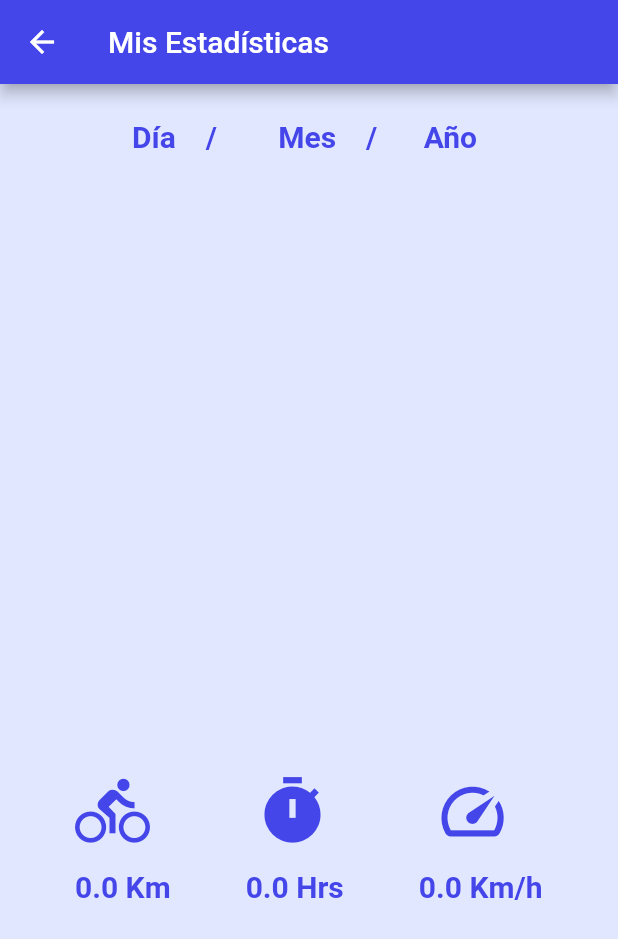
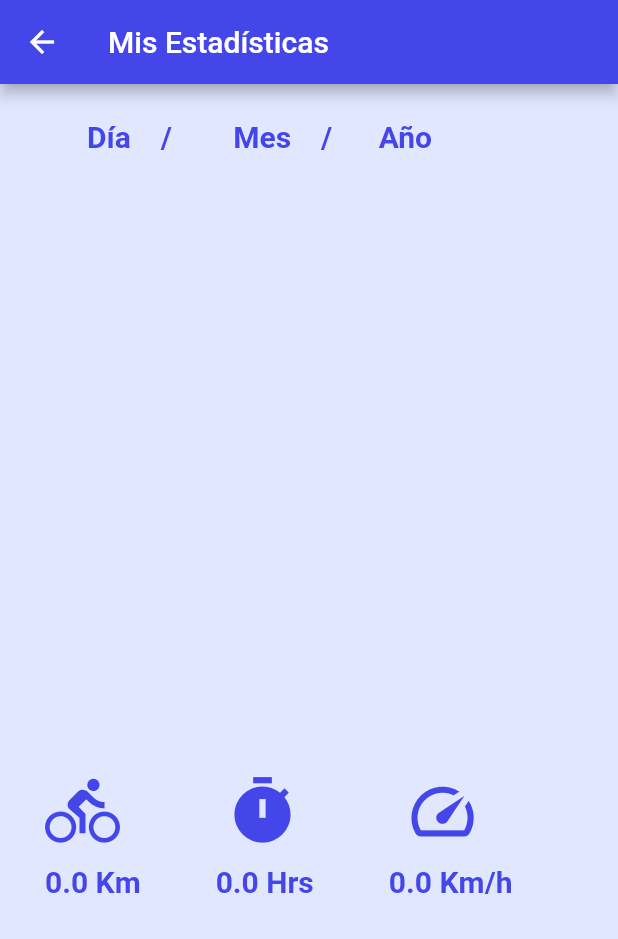
Before and after one commit to TheareDelgado/PrototipoWaze, a Flutter app: the Maps screen opened directly, in the side drawer, after a tap on "Mis Estadísticas", on a phone screen of 412 x 824 dp. Shown: the top 939 px of the screen. Run offline on Flutter 3.47's test engine with Material 2 defaults, Android fonts, the phone set to English and light mode, and no system bars; our stand-ins replace google_maps_flutter; Roboto replaces fonts that are missing (Impact).

Commit message:
Caaaaaaaaambios
<3

```diff
--- a/wazeprototipe/lib/dashboard.dart
+++ b/wazeprototipe/lib/dashboard.dart
@@ -24,7 +24,7 @@
                 child: Row(
                   children: [
                     SizedBox(
-                      width: 80.0,
+                      width: 50.0,
                     ),
                     TextButton(
                       onPressed: () {
@@ -70,7 +70,7 @@
                   child: Row(
                     children: [
                       SizedBox(
-                        width: 50.0,
+                        width: 30.0,
                       ),
                       Icon(
                         Icons.directions_bike_outlined,
@@ -96,11 +96,11 @@
                     ],
                   )),
               SizedBox(
-                  height: 30.0,
+                  height: 20.0,
                   child: Row(
                     children: [
                       SizedBox(
-                        width: 50.0,
+                        width: 30.0,
                       ),
                       Text('0.0 Km',
                           style: TextStyle(
--- a/wazeprototipe/lib/maps.dart
+++ b/wazeprototipe/lib/maps.dart
@@ -3,11 +3,21 @@
 import 'package:wazeprototipe/login.dart';
 import 'package:wazeprototipe/dashboard.dart';
 import 'package:wazeprototipe/alertas.dart';
+import "package:google_maps_flutter/google_maps_flutter.dart";
 
 // ignore: use_key_in_widget_constructors
-class Maps extends StatelessWidget {
+class Maps extends StatefulWidget {
   static String id = 'maps';
+  static final LatLng _kMapCenter =
+      LatLng(19.018255973653343, 72.84793849278007);
 
+  static final CameraPosition _kInitialPosition =
+      CameraPosition(target: _kMapCenter, zoom: 11.0, tilt: 0, bearing: 0);
+  @override
+  State<Maps> createState() => _MapsState();
+}
+
+class _MapsState extends State<Maps> {
   @override
   Widget build(BuildContext context) {
     return SafeArea(
@@ -26,9 +36,8 @@
               ],
             ),
           ),
-
-        floatingActionButtonLocation: FloatingActionButtonLocation.centerDocked,
-
+          floatingActionButtonLocation:
+              FloatingActionButtonLocation.centerDocked,
           drawer: Drawer(
             child: ListView(
               // Important: Remove any padding from the ListView.
@@ -181,26 +190,32 @@
           resizeToAvoidBottomInset: false,
           //backgroundColor: Color.fromRGBO(225, 231, 255, 1), //Color de Fondo
 
-        body: Container(
-          decoration: BoxDecoration(
-              image: DecorationImage(
-                  image: AssetImage('assets/images/maps.png'),
-                  fit: BoxFit.fill)),
-          child: Align(
-              alignment: Alignment.bottomRight,
-              child: IconButton(
-                icon: Image.asset('assets/images/Alertas.png'),
-                iconSize: 90,
+          body: Stack(
+            children: <Widget>[
+              GoogleMap(
+                initialCameraPosition: CameraPosition(
+                    target: LatLng(-33.45251672253850, -70.65105506131032),
+                    zoom: 17.0,
+                    tilt: 0,
+                    bearing: 0),
+              ),
+              Positioned(
+                  height: 85,
+                  width: 85,
+                  bottom: 50,
+                  right: 20,
+                  child: FloatingActionButton(
+                    child: Image.asset('assets/images/Alertas.png'),
+                    backgroundColor: Colors.white,
+                    heroTag: 1,
                     onPressed: () {
-                  Navigator.push(
-                      context,
-                      MaterialPageRoute(
-                          builder: (context) =>
-                              Alertas())); //Cambiar por alertas!!!!!!
+                      Navigator.push(context,
+                          MaterialPageRoute(builder: (context) => Alertas()));
+                      //do something on press
                     },
                   )),
-        ),
-      ),
+            ],
+          )),
     );
   }
 }
--- a/wazeprototipe/pubspec.yaml
+++ b/wazeprototipe/pubspec.yaml
@@ -29,6 +29,11 @@
 dependencies:
   flutter:
     sdk: flutter
+  google_maps_flutter: ^2.1.7
+  google_maps_flutter_web: ^0.3.3
+  http: ^0.13.4
+  json_serializable: ^6.2.0
+
 
 
   # The following adds the Cupertino Icons font to your application.
```
Also changed, not shown: google_maps_in_flutter/analysis_options.yaml (added, +29 -0 lines), google_maps_in_flutter/lib/main.dart (added, +115 -0 lines), google_maps_in_flutter/pubspec.yaml (added, +94 -0 lines), wazeprototipe/lib/alertas.dart (+12 -12 lines), google_maps_in_flutter/pubspec.lock (added), wazeprototipe/pubspec.lock, 124 other files. Lines whose indentation alone changed are shown as unchanged.
